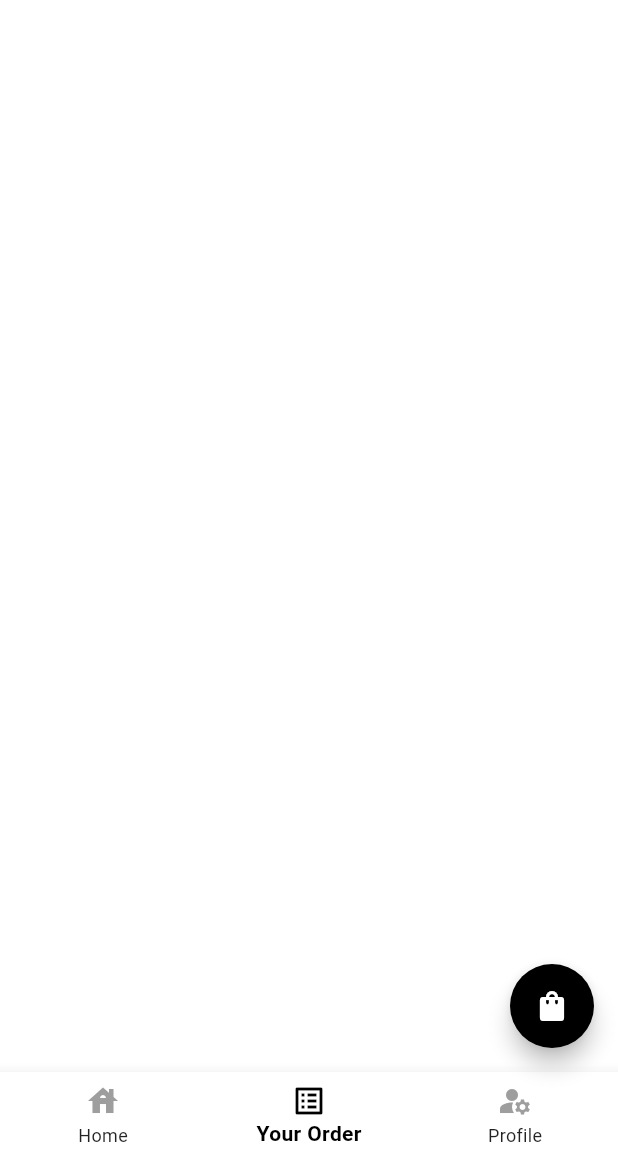
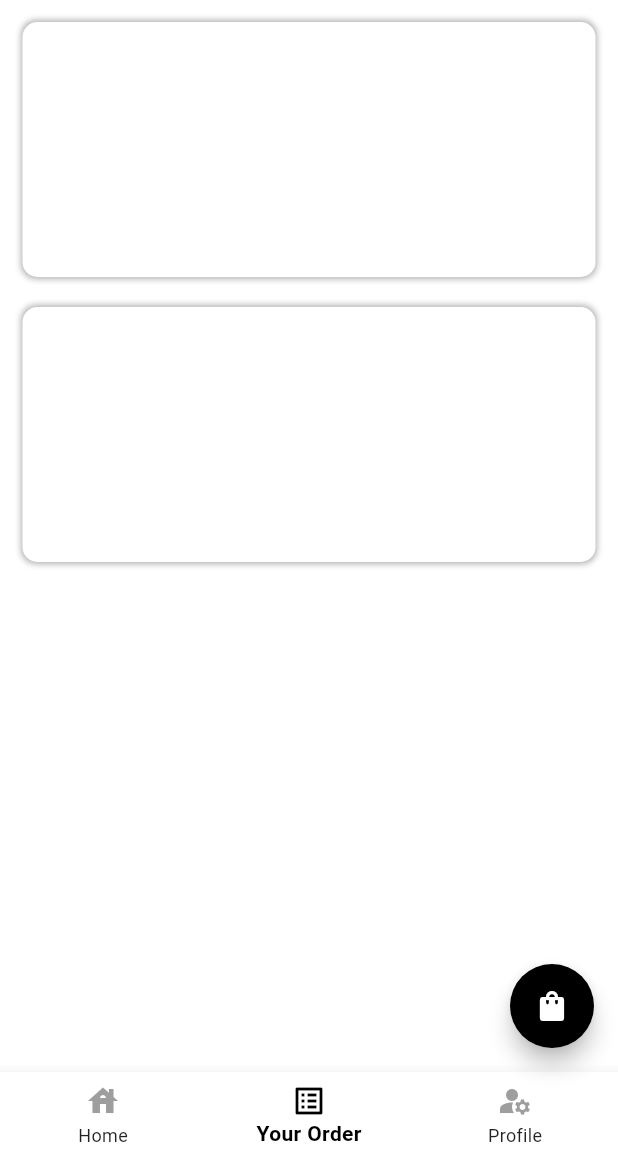
Before and after one commit to waterondaway/flutter-golf-club, a Flutter app: the screen it shows after launch, item 2 of the bottom bar chosen, on a phone screen of 412 x 824 dp, the part 77-1236 px from its top. Run offline on Flutter 3.47's test engine with Material 3 defaults, Android fonts, the phone set to English and light mode, and no system bars; our stand-ins replace cloud_firestore, firebase_core, flutter_image_slideshow, readmore; accounts and stored records are empty; network calls fail.

Commit message:
Update main.dart

```diff
--- a/lib/main.dart
+++ b/lib/main.dart
@@ -331,7 +331,56 @@ class _OrderState extends State<Order> {
     return Padding(
       padding: const EdgeInsets.symmetric(horizontal: 15, vertical: 10),
       child: Column(
-        children: [],
+        crossAxisAlignment: CrossAxisAlignment.end,
+        children: [
+
+          Container(
+            height: 170,
+            decoration: BoxDecoration(
+              color: Colors.white,
+              borderRadius: BorderRadius.circular(10),
+              boxShadow: [
+                BoxShadow(
+                  color: Colors.black.withOpacity(0.3), // สีของเงา
+                  spreadRadius: 1, // ระยะการกระจายของเงา
+                  blurRadius: 3, // ความเบลอของเงา
+                  offset: const Offset(0, 0), // ตำแหน่งเงา
+                ),
+              ]
+            ),
+
+          ),
+
+          SizedBox(height: 20),
+
+          Container(
+            height: 170,
+            decoration: BoxDecoration(
+              color: Colors.white,
+              borderRadius: BorderRadius.circular(10),
+              boxShadow: [
+                BoxShadow(
+                  color: Colors.black.withOpacity(0.3), // สีของเงา
+                  spreadRadius: 1, // ระยะการกระจายของเงา
+                  blurRadius: 3, // ความเบลอของเงา
+                  offset: const Offset(0, 0), // ตำแหน่งเงา
+                ),
+              ]
+            ),
+
+          ),
+
+
+
+          // ClipRRect(
+          //       borderRadius:
+          //           BorderRadius.circular(10), // กำหนดขนาดของโค้งมุมที่ต้องการ
+          //       child: Image.network(
+          //         'https://plus.unsplash.com/premium_photo-1679710943658-1565004c00ac?q=80&w=3544&auto=format&fit=crop&ixlib=rb-4.0.3&ixid=M3wxMjA3fDB8MHxwaG90by1wYWdlfHx8fGVufDB8fHx8fA%3D%3D',
+          //         fit: BoxFit.cover,
+          //       ),
+          //     ),
+        ],
       )
     );
   }
```
